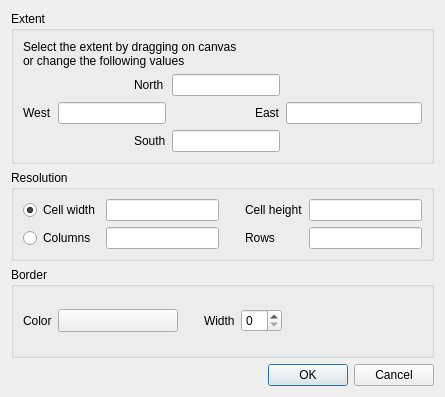
Qt form src/plugins/grass/qgsgrassregionbase.ui (qgis/QGIS) before a commit.
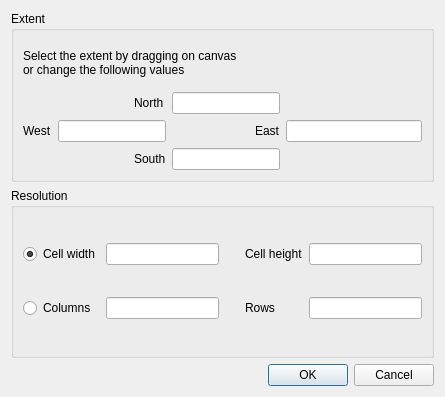
The same form after that commit. Custom widgets are drawn as their Qt base class.

What changed in the file:
```diff
--- a/src/plugins/grass/qgsgrassregionbase.ui
+++ b/src/plugins/grass/qgsgrassregionbase.ui
@@ -160,67 +160,6 @@
     </widget>
    </item>
    <item row="2" column="0">
-    <widget class="QGroupBox" name="groupBox_3">
-     <property name="title">
-      <string>Border</string>
-     </property>
-     <layout class="QGridLayout" name="gridLayout_3">
-      <item row="0" column="0">
-       <widget class="QLabel" name="textLabel7">
-        <property name="text">
-         <string>Color</string>
-        </property>
-       </widget>
-      </item>
-      <item row="0" column="2">
-       <widget class="QLabel" name="textLabel6">
-        <property name="text">
-         <string>Width</string>
-        </property>
-        <property name="indent">
-         <number>20</number>
-        </property>
-       </widget>
-      </item>
-      <item row="0" column="3">
-       <widget class="QSpinBox" name="mWidthSpinBox"/>
-      </item>
-      <item row="0" column="4">
-       <spacer name="horizontalSpacer">
-        <property name="orientation">
-         <enum>Qt::Horizontal</enum>
-        </property>
-        <property name="sizeHint" stdset="0">
-         <size>
-          <width>40</width>
-          <height>20</height>
-         </size>
-        </property>
-       </spacer>
-      </item>
-      <item row="0" column="1">
-       <widget class="QgsColorButtonV2" name="mColorButton">
-        <property name="minimumSize">
-         <size>
-          <width>120</width>
-          <height>0</height>
-         </size>
-        </property>
-        <property name="maximumSize">
-         <size>
-          <width>120</width>
-          <height>16777215</height>
-         </size>
-        </property>
-        <property name="text">
-         <string/>
-        </property>
-       </widget>
-      </item>
-     </layout>
-    </widget>
-   </item>
-   <item row="3" column="0">
     <widget class="QDialogButtonBox" name="buttonBox">
      <property name="orientation">
       <enum>Qt::Horizontal</enum>
@@ -232,13 +171,6 @@
    </item>
   </layout>
  </widget>
- <customwidgets>
-  <customwidget>
-   <class>QgsColorButtonV2</class>
-   <extends>QToolButton</extends>
-   <header>qgscolorbuttonv2.h</header>
-  </customwidget>
- </customwidgets>
  <resources/>
  <connections/>
 </ui>
```
